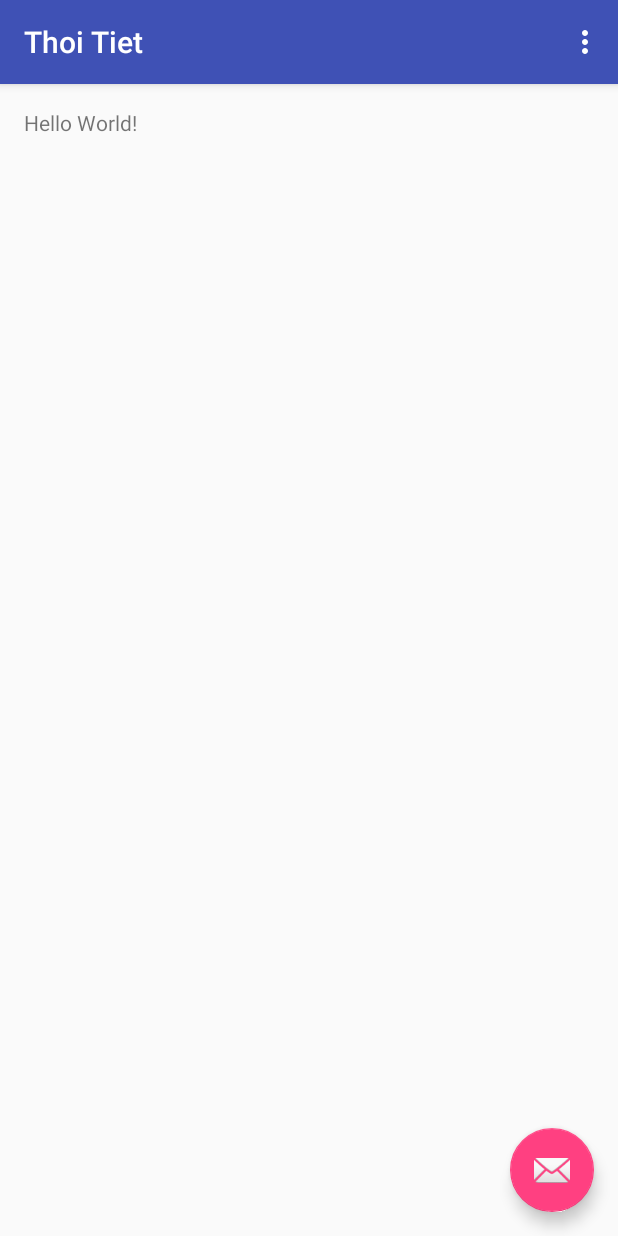
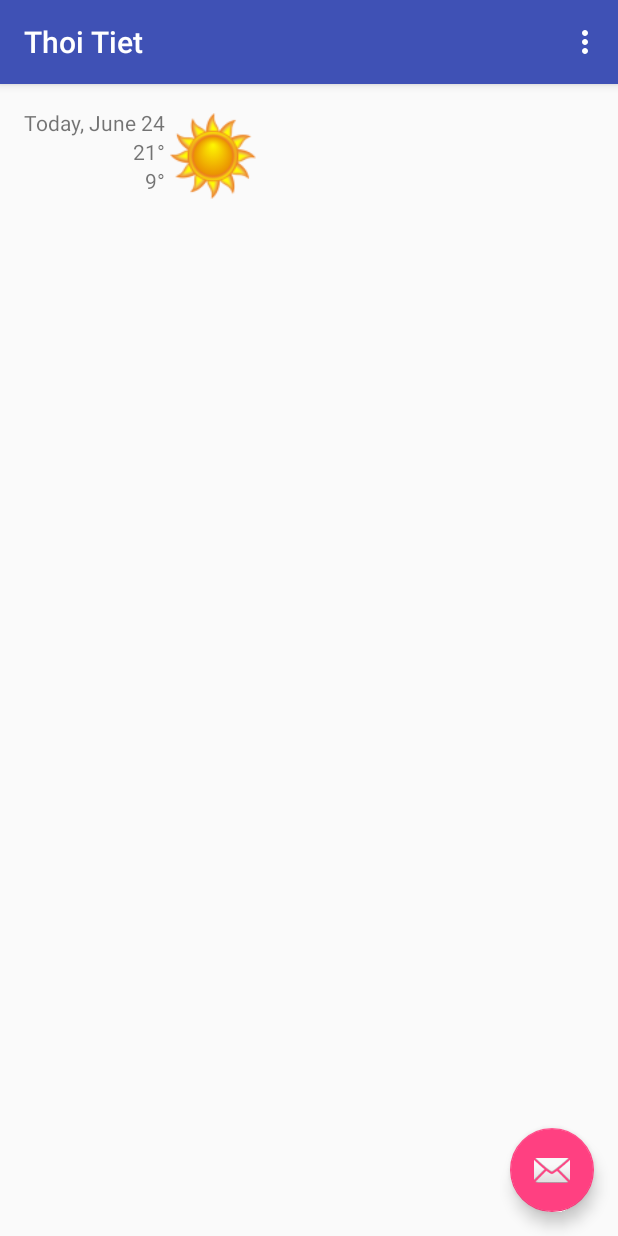
Before and after one commit to quoctuong/ThoiTiet, an Android app: the screen it shows after launch (MainActivity), on a phone screen of 412 x 824 dp. Run offline under Robolectric (Android 15) with nearby library versions, the phone set to English and light mode, and no system bars.

Commit message:
Add list item

```diff
--- a/app/src/main/res/layout/fragment_main.xml
+++ b/app/src/main/res/layout/fragment_main.xml
@@ -6,7 +6,35 @@
     android:paddingBottom="@dimen/activity_vertical_margin" tools:showIn="@layout/activity_main"
     tools:context=".MainActivityFragment">
 
-    <TextView android:text="Hello World!" android:layout_width="wrap_content"
-        android:layout_height="wrap_content" />
+    <TextView android:text="Today, June 24" android:layout_width="wrap_content"
+        android:layout_height="wrap_content"
+        android:id="@+id/tvToday" />
+
+    <TextView
+        android:layout_width="wrap_content"
+        android:layout_height="wrap_content"
+        android:text="21°"
+        android:id="@+id/tvHighestTemprature"
+        android:layout_below="@+id/tvToday"
+        android:layout_alignRight="@+id/tvToday"
+        android:layout_alignEnd="@+id/tvToday" />
+
+    <TextView
+        android:layout_width="wrap_content"
+        android:layout_height="wrap_content"
+        android:text="9°"
+        android:id="@+id/tvLowestTemprature"
+        android:layout_below="@+id/tvHighestTemprature"
+        android:layout_alignRight="@+id/tvHighestTemprature"
+        android:layout_alignEnd="@+id/tvHighestTemprature" />
+
+    <ImageView
+        android:layout_width="64dp"
+        android:layout_height="64dp"
+        android:src="@mipmap/ic_launcher"
+        android:id="@+id/imageView"
+        android:layout_alignParentTop="true"
+        android:layout_toRightOf="@+id/tvToday"
+        android:layout_toEndOf="@+id/tvToday" />
 
 </RelativeLayout>
--- /dev/null
+++ b/app/src/main/res/layout/list_item_forecast.xml
@@ -0,0 +1,9 @@
+<?xml version="1.0" encoding="utf-8"?>
+<TextView xmlns:android="http://schemas.android.com/apk/res/android"
+    android:id="@+id/list_item_forecast_textview"
+    android:layout_width="match_parent"
+    android:layout_height="wrap_content"
+    android:minHeight="?android:attr/listPreferredItemHeight"
+    android:gravity="center_vertical">
+
+</TextView>
```
Also changed, not shown: app/src/main/ic_launcher-web.png (added), app/src/main/res/mipmap-hdpi/ic_launcher.png, app/src/main/res/mipmap-mdpi/ic_launcher.png, app/src/main/res/mipmap-xhdpi/ic_launcher.png, app/src/main/res/mipmap-xxhdpi/ic_launcher.png, app/src/main/res/mipmap-xxxhdpi/ic_launcher.png.
